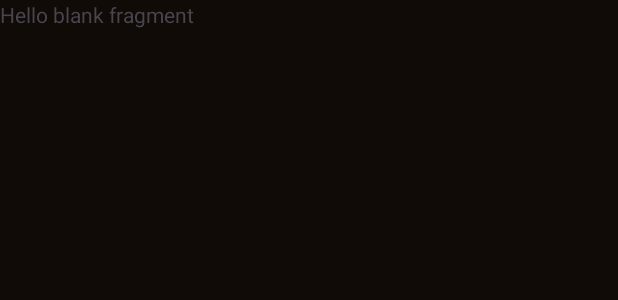
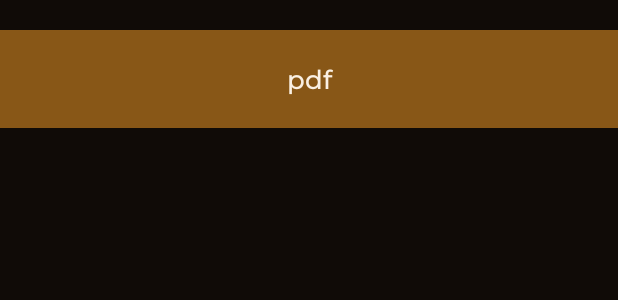
Before and after one commit to T4IK0N/NextTrain, an Android app: the layout fragment_tickets.xml on its own in the app's theme, with its tools: preview values and no code run, on a phone screen of 412 x 824 dp. Shown: the top 300 px of the screen. Run offline under Robolectric (Android 15) with nearby library versions, the phone set to English and light mode, and no system bars.

Commit message:
added qr code from pdf to imageview

```diff
--- a/app/build.gradle.kts
+++ b/app/build.gradle.kts
@@ -75,11 +75,14 @@ dependencies {
     implementation(libs.androidx.legacy.support.v4)
     implementation(libs.androidx.recyclerview)
     implementation(libs.firebase.crashlytics.buildtools)
+    implementation(libs.barcode.scanning.v1710) // wersja z modelem offline
+    implementation("com.tom_roush:pdfbox-android:2.0.27.0")
     testImplementation(libs.junit)
     androidTestImplementation(libs.androidx.junit)
     androidTestImplementation(libs.androidx.espresso.core)
     implementation(libs.gson)
     implementation(libs.play.services.location)
+//    implementation(libs.barcode.scanning)
 
     //calendar view
     // The view calendar library for Android
--- a/app/src/main/java/com/example/nexttrain/ConnectionAdapter.kt
+++ b/app/src/main/java/com/example/nexttrain/ConnectionAdapter.kt
@@ -22,8 +22,7 @@ import androidx.recyclerview.widget.RecyclerView
 import com.example.nexttrain.databinding.FragmentConnectionItemBinding
 
 class ConnectionAdapter(
-    private var connectionList: List<Connection>,
-    private var date: String?
+    private var connectionList: List<Connection>
 ) : RecyclerView.Adapter<ConnectionAdapter.ViewHolder>() {
 
     override fun onCreateViewHolder(parent: ViewGroup, viewType: Int): ViewHolder {
--- a/app/src/main/java/com/example/nexttrain/ConnectionFragment.kt
+++ b/app/src/main/java/com/example/nexttrain/ConnectionFragment.kt
@@ -43,7 +43,6 @@ class ConnectionFragment : Fragment(R.layout.fragment_connection) {
 
         connectionRecyclerView.layoutManager = LinearLayoutManager(requireContext())
 
-        // Ukryj RecyclerView na start
         connectionRecyclerView.visibility = View.GONE
         progressBar.visibility = View.VISIBLE
 
@@ -54,7 +53,6 @@ class ConnectionFragment : Fragment(R.layout.fragment_connection) {
                 adapter = ConnectionAdapter(connectionList, currentRoute.date)
                 connectionRecyclerView.adapter = adapter
 
-                // Po załadowaniu danych
                 progressBar.visibility = View.GONE
                 connectionRecyclerView.visibility = View.VISIBLE
 
--- a/app/src/main/res/layout/fragment_tickets.xml
+++ b/app/src/main/res/layout/fragment_tickets.xml
@@ -3,12 +3,30 @@
     xmlns:tools="http://schemas.android.com/tools"
     android:layout_width="match_parent"
     android:layout_height="match_parent"
+    xmlns:app="http://schemas.android.com/apk/res-auto"
     android:background="@color/background"
     tools:context=".TicketsFragment">
 
-    <TextView
+    <com.google.android.material.button.MaterialButton
+        android:id="@+id/pdfButton"
         android:layout_width="match_parent"
-        android:layout_height="match_parent"
-        android:text="@string/hello_blank_fragment" />
+        android:layout_height="65dp"
+        android:layout_marginTop="20dp"
+        android:background="@color/secondary"
+        app:backgroundTint="@color/secondary"
+        android:fontFamily="@font/montserrat_medium"
+        android:text="pdf"
+        android:textColor="@color/text"
+        android:textSize="17sp"
+        android:focusable="true"
+        android:clickable="true"
+        android:backgroundTint="@color/secondary" />
 
+    <ImageView
+        android:id="@+id/qrImageView"
+        android:layout_width="300dp"
+        android:layout_height="300dp"
+        android:layout_gravity="center"
+        android:scaleType="fitCenter"
+        android:contentDescription="QR Code Preview" />
 </FrameLayout>
--- a/gradle/libs.versions.toml
+++ b/gradle/libs.versions.toml
@@ -1,5 +1,7 @@
 [versions]
 agp = "8.7.3"
+barcodeScanning = "17.3.0"
+barcodeScanningVersion = "17.1.0"
 blurry = "3.0.0"
 blurview = "1.6.6"
 gson = "2.13.0"
@@ -16,9 +18,12 @@ legacySupportV4 = "1.0.0"
 playServicesLocation = "21.3.0"
 recyclerview = "1.4.0"
 firebaseCrashlyticsBuildtools = "3.0.3"
+playServicesMlkitBarcodeScanning = "18.3.1"
 
 [libraries]
 androidx-core-ktx = { group = "androidx.core", name = "core-ktx", version.ref = "coreKtx" }
+barcode-scanning = { module = "com.google.mlkit:barcode-scanning", version.ref = "barcodeScanning" }
+barcode-scanning-v1710 = { module = "com.google.mlkit:barcode-scanning", version.ref = "barcodeScanningVersion" }
 blurry = { module = "jp.wasabeef:blurry", version.ref = "blurry" }
 blurview = { module = "com.eightbitlab:blurview", version.ref = "blurview" }
 gson = { module = "com.google.code.gson:gson", version.ref = "gson" }
@@ -33,6 +38,7 @@ androidx-legacy-support-v4 = { group = "androidx.legacy", name = "legacy-support
 androidx-recyclerview = { group = "androidx.recyclerview", name = "recyclerview", version.ref = "recyclerview" }
 play-services-location = { module = "com.google.android.gms:play-services-location", version.ref = "playServicesLocation" }
 firebase-crashlytics-buildtools = { group = "com.google.firebase", name = "firebase-crashlytics-buildtools", version.ref = "firebaseCrashlyticsBuildtools" }
+play-services-mlkit-barcode-scanning = { group = "com.google.android.gms", name = "play-services-mlkit-barcode-scanning", version.ref = "playServicesMlkitBarcodeScanning" }
 
 [plugins]
 android-application = { id = "com.android.application", version.ref = "agp" }
```
Also changed, not shown: app/src/main/java/com/example/nexttrain/TicketsFragment.kt (+133 -0 lines), app/src/main/java/com/example/nexttrain/placeholder/PlaceholderContent.kt (deleted, +0 -57 lines), 1 other file.
